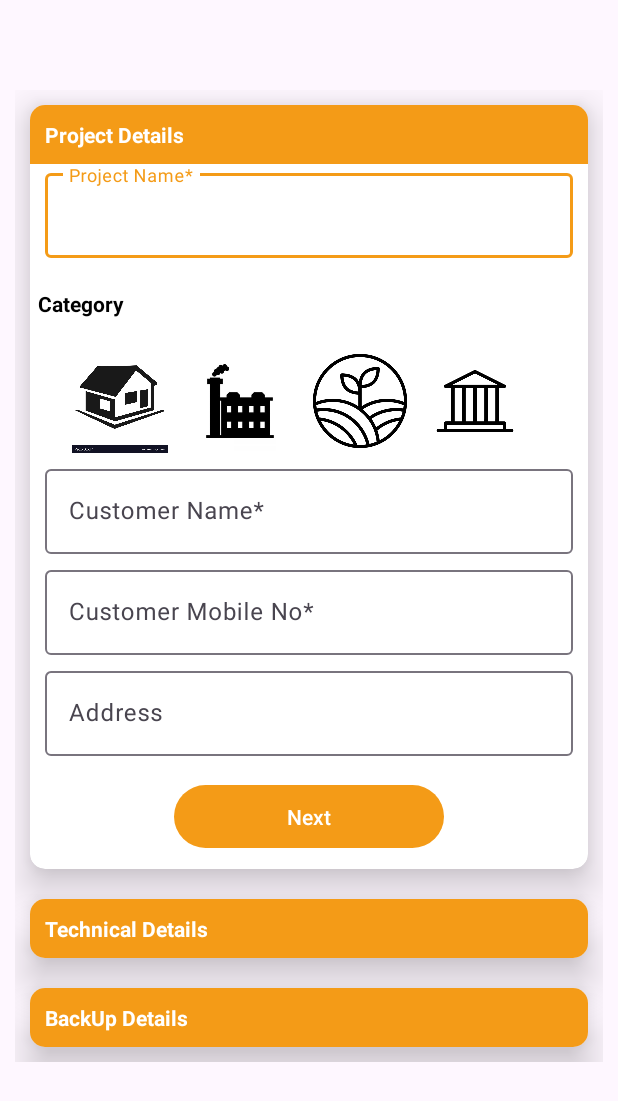
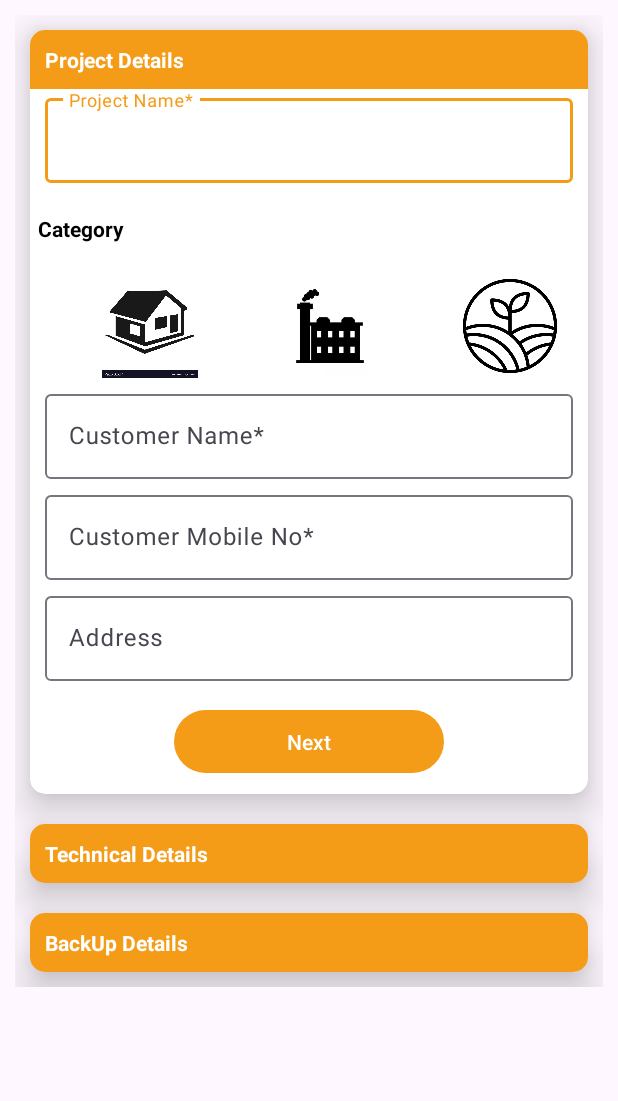
Before and after one commit to its-surya/datbaseToRecyclerView, an Android app: the screen it shows after launch (MainActivity), on a phone screen of 412 x 824 dp. Shown: the top 1101 px of the screen. Run offline under Robolectric (Android 15) with nearby library versions, the phone set to English and light mode, and no system bars; our stand-ins replace Room's generated code.

Commit message:
fourth Commit

```diff
--- a/app/src/main/res/layout/activity_main.xml
+++ b/app/src/main/res/layout/activity_main.xml
@@ -10,7 +10,8 @@
         android:layout_width="match_parent"
         android:layout_height="match_parent"
         android:padding="10dp"
-        android:layout_marginTop="50dp">
+        tools:layout_editor_absoluteX="0dp"
+        tools:layout_editor_absoluteY="16dp">
 
         <LinearLayout
             android:layout_width="match_parent"
@@ -28,21 +29,20 @@
                 <TextView
                     android:layout_width="match_parent"
                     android:layout_height="wrap_content"
-                    android:text="Project Details"
                     android:background="#f49b17"
                     android:backgroundTint="#F49B17"
                     android:padding="10dp"
+                    android:text="Project Details"
                     android:textColor="@color/white"
-                    android:textStyle="bold"/>
-
+                    android:textStyle="bold" />
 
 
                 <LinearLayout
                     android:id="@+id/projectdetailslayout"
                     android:layout_width="match_parent"
                     android:layout_height="match_parent"
-                    android:orientation="vertical"
-                    android:layout_marginTop="40dp">
+                    android:layout_marginTop="40dp"
+                    android:orientation="vertical">
 
                     <com.google.android.material.textfield.TextInputLayout
                         android:layout_width="match_parent"
@@ -51,9 +51,9 @@
 
                         <com.google.android.material.textfield.TextInputEditText
                             android:id="@+id/projectName"
-                            android:layout_marginRight="10dp"
                             android:layout_width="match_parent"
                             android:layout_height="wrap_content"
+                            android:layout_marginRight="10dp"
                             android:layout_marginBottom="5dp"
                             android:hint="Project Name*"
                             android:inputType="text" />
@@ -61,51 +61,55 @@
                     </com.google.android.material.textfield.TextInputLayout>
 
                     <TextView
-                        android:layout_marginTop="10dp"
                         android:id="@+id/category"
                         android:layout_width="match_parent"
                         android:layout_height="wrap_content"
+                        android:layout_marginTop="10dp"
                         android:background="@color/white"
                         android:padding="5dp"
                         android:text="Category"
                         android:textColor="@color/black"
                         android:textStyle="bold" />
 
-                    <ScrollView
-                        android:layout_marginTop="10dp"
+                    <HorizontalScrollView
                         android:layout_width="wrap_content"
-                        android:layout_height="wrap_content">
+                        android:layout_height="wrap_content"
+                        android:layout_marginTop="10dp">
 
                         <LinearLayout
                             android:layout_width="wrap_content"
                             android:layout_height="wrap_content"
-                            android:orientation="horizontal"
-                            android:layout_marginStart="20sp">
+                            android:layout_marginStart="20sp"
+                            android:orientation="horizontal">
 
                             <ImageView
+                                android:layout_marginHorizontal="20dp"
+                                android:id="@+id/scroll1"
                                 android:layout_width="80sp"
                                 android:layout_height="80sp"
-                                android:src="@drawable/img_2"
                                 android:padding="5dp"
-                                android:id="@+id/scroll1" />
+                                android:src="@drawable/img_2" />
 
                             <ImageView
+                                android:layout_marginHorizontal="20dp"
+                                android:id="@+id/scroll2"
                                 android:layout_width="80sp"
                                 android:layout_height="80sp"
-                                android:src="@drawable/img_3"
                                 android:padding="5dp"
-                                android:id="@+id/scroll2" />
+                                android:src="@drawable/img_3" />
 
                             <ImageView
+                                android:layout_marginHorizontal="20dp"
+                                android:id="@+id/scroll3"
                                 android:layout_width="80sp"
                                 android:layout_height="80sp"
-                                android:src="@drawable/agri"
                                 android:padding="5dp"
-                                android:id="@+id/scroll3" />
+                                android:src="@drawable/agri" />
 
                             <ImageView
+                                android:layout_marginHorizontal="20dp"
                                 android:id="@+id/scroll4"
-                                android:layout_width="73dp"
+                                android:layout_width="80dp"
                                 android:layout_height="80sp"
                                 android:padding="5dp"
                                 android:src="@drawable/img_5" />
@@ -113,11 +117,7 @@
 
                         </LinearLayout>
 
-                    </ScrollView>
-
-
-
-
+                    </HorizontalScrollView>
 
 
                     <com.google.android.material.textfield.TextInputLayout
@@ -127,9 +127,9 @@
 
                         <com.google.android.material.textfield.TextInputEditText
                             android:id="@+id/customerName"
-                            android:layout_marginRight="10dp"
                             android:layout_width="match_parent"
                             android:layout_height="wrap_content"
+                            android:layout_marginRight="10dp"
                             android:layout_marginBottom="5dp"
                             android:hint="Customer Name*"
                             android:inputType="textPersonName" />
@@ -143,13 +143,13 @@
 
                         <com.google.android.material.textfield.TextInputEditText
                             android:id="@+id/mobileNumber"
-                            android:layout_marginRight="10dp"
                             android:layout_width="match_parent"
                             android:layout_height="wrap_content"
+                            android:layout_marginRight="10dp"
                             android:layout_marginBottom="5dp"
                             android:hint="Customer Mobile No*"
                             android:inputType="number"
-                            android:maxLength="10"/>
+                            android:maxLength="10" />
 
                     </com.google.android.material.textfield.TextInputLayout>
 
@@ -160,9 +160,9 @@
 
                         <com.google.android.material.textfield.TextInputEditText
                             android:id="@+id/customerAddress"
-                            android:layout_marginRight="10dp"
                             android:layout_width="match_parent"
                             android:layout_height="wrap_content"
+                            android:layout_marginRight="10dp"
                             android:layout_marginBottom="5dp"
                             android:hint="Address"
                             android:inputType="textMultiLine" />
@@ -194,21 +194,20 @@
                 <TextView
                     android:layout_width="match_parent"
                     android:layout_height="wrap_content"
-                    android:text="Technical Details"
                     android:background="#f49b17"
                     android:backgroundTint="#F49B17"
                     android:padding="10dp"
+                    android:text="Technical Details"
                     android:textColor="@color/white"
                     android:textStyle="bold" />
-
 
 
                 <LinearLayout
                     android:id="@+id/technicaldetailslayout"
                     android:layout_width="match_parent"
                     android:layout_height="match_parent"
-                    android:orientation="vertical"
-                    android:layout_marginTop="40dp">
+                    android:layout_marginTop="40dp"
+                    android:orientation="vertical">
 
                     <com.google.android.material.textfield.TextInputLayout
                         android:layout_width="match_parent"
@@ -217,9 +216,9 @@
 
                         <com.google.android.material.textfield.TextInputEditText
                             android:id="@+id/rooftoparea"
-                            android:layout_marginRight="10dp"
                             android:layout_width="match_parent"
                             android:layout_height="wrap_content"
+                            android:layout_marginRight="10dp"
                             android:layout_marginBottom="5dp"
                             android:hint="Total Rooftop Area*"
                             android:inputType="text" />
@@ -233,9 +232,9 @@
                         android:layout_marginLeft="10dp">
 
                         <com.google.android.material.textfield.TextInputEditText
-                            android:layout_marginRight="10dp"
                             android:layout_width="match_parent"
                             android:layout_height="wrap_content"
+                            android:layout_marginRight="10dp"
                             android:layout_marginBottom="5dp"
                             android:hint="Avg Energy Consumption*(kWh/Month)"
                             android:inputType="numberDecimal" />
@@ -248,9 +247,9 @@
                         android:layout_marginLeft="10dp">
 
                         <com.google.android.material.textfield.TextInputEditText
-                            android:layout_marginRight="10dp"
                             android:layout_width="match_parent"
                             android:layout_height="wrap_content"
+                            android:layout_marginRight="10dp"
                             android:layout_marginBottom="5dp"
                             android:hint="Average Monthly Bill*(in Rupee)"
                             android:inputType="number" />
@@ -283,19 +282,19 @@
                 <TextView
                     android:layout_width="match_parent"
                     android:layout_height="wrap_content"
-                    android:text="BackUp Details"
                     android:background="#f49b17"
                     android:backgroundTint="#F49B17"
                     android:padding="10dp"
+                    android:text="BackUp Details"
                     android:textColor="@color/white"
-                    android:textStyle="bold"/>
+                    android:textStyle="bold" />
 
                 <LinearLayout
                     android:id="@+id/backupdetailslayout"
                     android:layout_width="match_parent"
                     android:layout_height="match_parent"
-                    android:orientation="vertical"
-                    android:layout_marginTop="40dp">
+                    android:layout_marginTop="40dp"
+                    android:orientation="vertical">
 
                     <com.google.android.material.textfield.TextInputLayout
                         android:layout_width="match_parent"
@@ -304,15 +303,14 @@
 
                         <com.google.android.material.textfield.TextInputEditText
                             android:id="@+id/backuptype"
-                            android:layout_marginRight="10dp"
                             android:layout_width="match_parent"
                             android:layout_height="wrap_content"
+                            android:layout_marginRight="10dp"
                             android:layout_marginBottom="5dp"
                             android:hint="BackUp Type"
                             android:inputType="text" />
 
                     </com.google.android.material.textfield.TextInputLayout>
-
 
 
                     <Button
```
